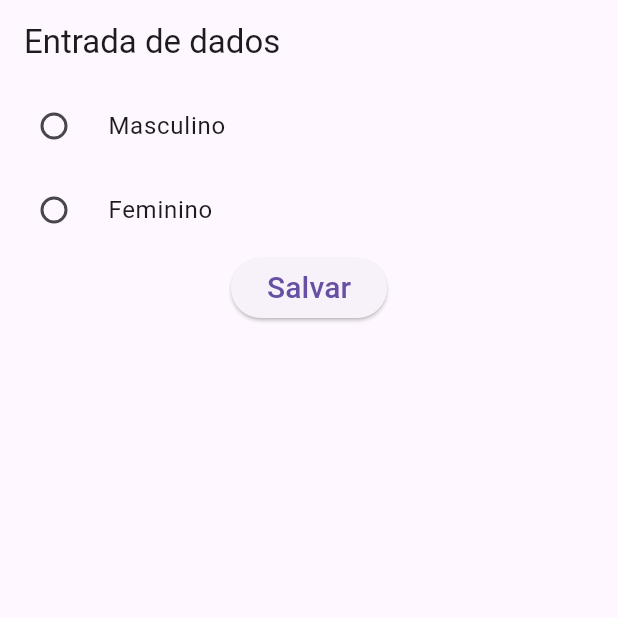
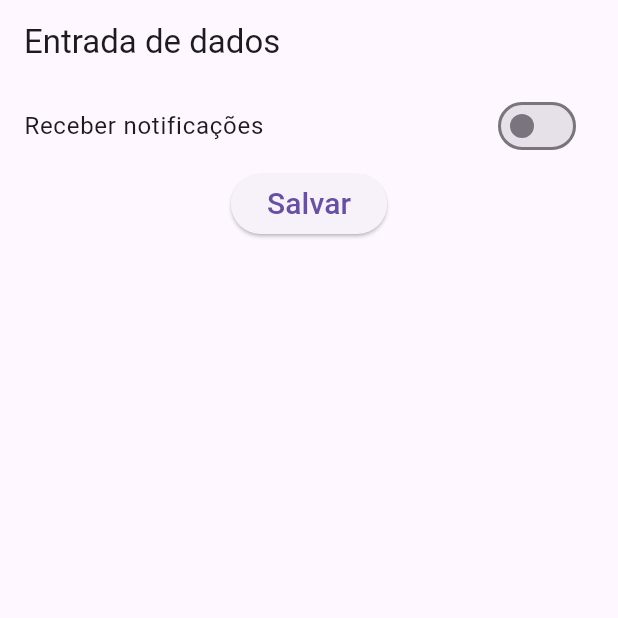
Before and after one commit to BRADDTELES/Formacao-Flutter, a Flutter app: the screen it shows after launch, after a tap on "Salvar", on a phone screen of 412 x 824 dp, the top half of it. Run offline on Flutter 3.47's test engine with Material 3 defaults, Android fonts, the phone set to English and light mode, and no system bars.

Commit message:
Utilizando Switch

```diff
--- /dev/null
+++ b/entrada_dados/lib/EntradaSwitch.dart
@@ -0,0 +1,77 @@
+import 'package:flutter/material.dart';
+
+class EntradaSwitch extends StatefulWidget {
+  const EntradaSwitch({super.key});
+
+  @override
+  State<EntradaSwitch> createState() => _EntradaSwitchState();
+}
+
+class _EntradaSwitchState extends State<EntradaSwitch> {
+
+  bool _escolhaUsuario = false;
+  bool _escolhaConfiguracao = false;
+
+  @override
+  Widget build(BuildContext context) {
+    return Scaffold(
+      appBar: AppBar(
+        title: Text("Entrada de dados"),
+      ),
+      body: Container(
+        child: Column(
+          children: [
+
+            SwitchListTile(
+              title: Text("Receber notificações"),
+                value: _escolhaUsuario,
+                onChanged: (bool valor){
+                  setState(() {
+                    _escolhaUsuario = valor;
+                  });
+                }
+            ),
+            ElevatedButton(
+              child: Text(
+                "Salvar",
+                style: TextStyle(
+                    fontSize: 20
+                ),
+              ),
+              onPressed: (){
+
+                if ( _escolhaUsuario  ){
+                  print("escolha: ativar notificações");
+                }else{
+                  print("escolha: Não ativar notificações");
+                }
+
+                //print("Resultado: " + _escolhaUsuario!.toString());
+              },
+            ),
+
+            /*SwitchListTile(
+              title: Text("Carregar imagens automaticamente"),
+                value: _escolhaConfiguracao,
+                onChanged: (bool valor){
+                  setState(() {
+                    _escolhaConfiguracao = valor;
+                  });
+                }
+            ),*/
+            /*Switch(
+                value: _escolhaUsuuario,
+                onChanged: (bool valor){
+                  setState(() {
+                    _escolhaUsuuario = valor;
+                  });
+                }
+            ),
+            Text("Receber notificações"),*/
+
+          ],
+        ),
+      ),
+    );
+  }
+}
--- a/entrada_dados/lib/main.dart
+++ b/entrada_dados/lib/main.dart
@@ -3,13 +3,15 @@ import 'package:flutter/material.dart';
 
 import 'EntradaCheckbox.dart';
 import 'EntradaRadioButton.dart';
+import 'EntradaSwitch.dart';
 
 void main() {
   runApp(
     MaterialApp(
       //home: Campotexto(),
       //home: EntradaCheckbox(),
-      home: EntradaRadioButton(),
+      //home: EntradaRadioButton(),
+      home: EntradaSwitch(),
     )
   );
 }
```
